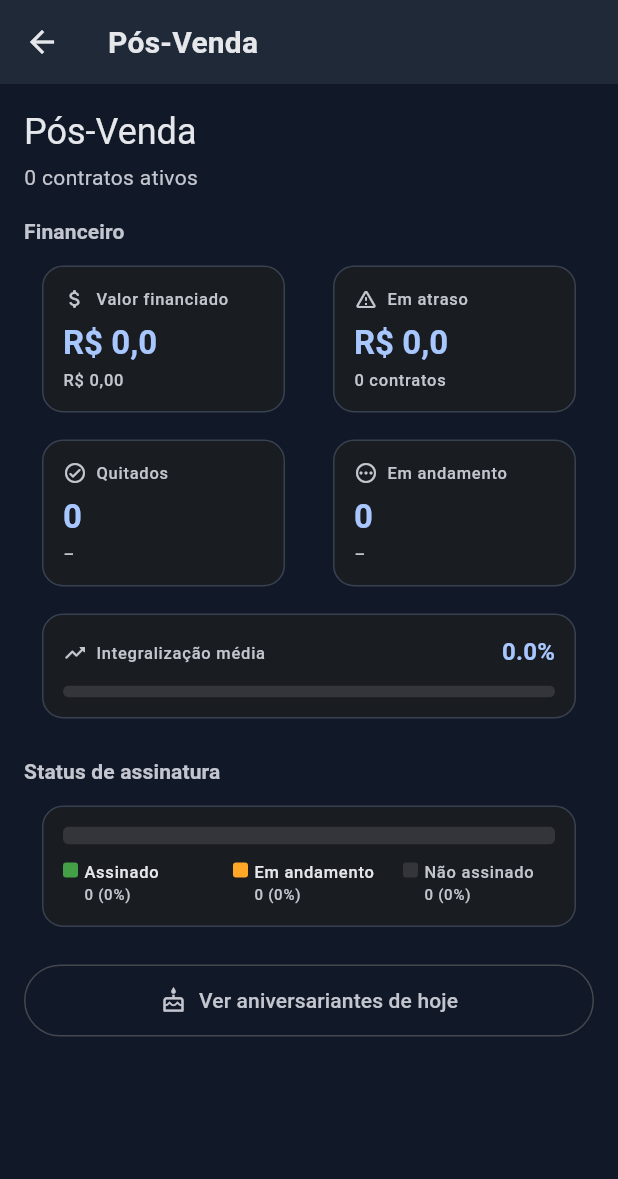
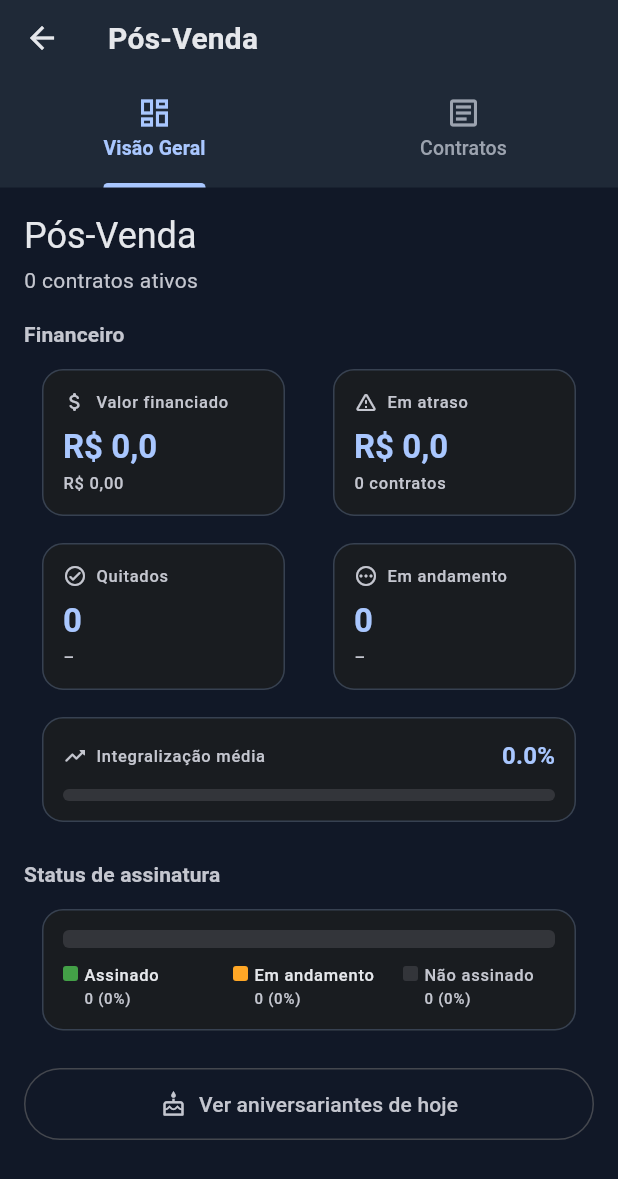
Before and after one commit to JeffHenriqueM/crm-pessoal, a Flutter app: the _PosVendaHomeScreen screen opened directly, on a phone screen of 412 x 824 dp. Shown: the top 1179 px of the screen. Run offline on Flutter 3.47's test engine with Material 3 defaults, Android fonts, the phone set to English and light mode, and no system bars; our stand-ins replace cloud_firestore, csv, firebase_auth, firebase_core, firebase_messaging, fl_chart and 7 more; missing offline and left inert: add_2_calendar, dart:html, dart:js_interop; accounts and stored records are empty.

Commit message:
refactor(pos-venda): contratos embutidos na tela de pós-venda + acesso pelo nav admin
- PosVendaScreen agora fica dentro de _PosVendaHomeScreen (DefaultTabController com abas Visão Geral + Contratos)
- Admin/super admin ganham item 'Pós-Venda' no nav lateral (ícone article)
- Perfil pós-venda mantém 1 item no nav com o mesmo ícone article
- Remove aba Pós-Venda do DashboardScreen (acesso agora pelo nav lateral)

Co-Authored-By: Claude Sonnet 4.6 <noreply@anthropic.com>

```diff
--- a/lib/screens/dashboard_screen.dart
+++ b/lib/screens/dashboard_screen.dart
@@ -8,7 +8,6 @@ import '../widgets/aba_captacao.dart';
 import '../widgets/aba_estatisticas.dart';
 import '../widgets/aba_financeiro.dart';
 import '../widgets/aba_motivos_perda.dart';
-import '../widgets/aba_pos_venda.dart';
 import '../widgets/aba_relatorios.dart';
 
 class DashboardScreen extends StatefulWidget {
@@ -56,7 +55,7 @@ class _DashboardScreenState extends State<DashboardScreen> {
     final isAdmin = _userProfile == 'admin' || _userProfile == 'super admin';
 
     return DefaultTabController(
-      length: isAdmin ? 7 : 1,
+      length: isAdmin ? 6 : 1,
       child: isAdmin ? _buildAdminDashboard() : _buildVendedorDashboard(),
     );
   }
@@ -78,7 +77,6 @@ class _DashboardScreenState extends State<DashboardScreen> {
             Tab(text: 'Estatísticas', icon: Icon(Icons.bar_chart_rounded)),
             Tab(text: 'Relatórios',   icon: Icon(Icons.analytics_outlined)),
             Tab(text: 'Perdas',       icon: Icon(Icons.person_off_outlined)),
-            Tab(text: 'Pós-Venda',    icon: Icon(Icons.dashboard_outlined)),
           ],
         ),
       ),
@@ -112,8 +110,6 @@ class _DashboardScreenState extends State<DashboardScreen> {
               AbaRelatorios(clientes: todos),
               // 5 — Perdas
               AbaMotivosPerda(clientes: todos),
-              // 6 — Pós-Venda
-              const AbaPosVenda(),
             ],
           );
         },
--- a/lib/widgets/main_shell.dart
+++ b/lib/widgets/main_shell.dart
@@ -88,6 +88,7 @@ class _MainShellState extends State<MainShell> {
         _NavItem(icon: Icons.handshake_outlined,       activeIcon: Icons.handshake_rounded,    label: 'Negociações'),
         _NavItem(icon: Icons.calendar_month_outlined,  activeIcon: Icons.calendar_month,       label: 'Agenda'),
         _NavItem(icon: Icons.campaign_outlined,        activeIcon: Icons.campaign,             label: 'Campanhas'),
+        _NavItem(icon: Icons.article_outlined,         activeIcon: Icons.article_rounded,      label: 'Pós-Venda'),
         _apresentacaoItem,
         _ticketsItem,
         _recepcaoItem,
@@ -105,11 +106,10 @@ class _MainShellState extends State<MainShell> {
         _recepcaoItem,
       ];
     }
-    // ── pós-venda: Dashboard KPIs + Contratos ────────────────────
+    // ── pós-venda: item único (contratos embutidos dentro) ────────
     if (_isPosVenda) {
       return const [
-        _NavItem(icon: Icons.dashboard_outlined,    activeIcon: Icons.dashboard_rounded,    label: 'Pós-Venda'),
-        _NavItem(icon: Icons.article_outlined,       activeIcon: Icons.article_rounded,      label: 'Contratos'),
+        _NavItem(icon: Icons.article_outlined, activeIcon: Icons.article_rounded, label: 'Pós-Venda'),
       ];
     }
     // ── financeiro: Dashboard primeiro ────────────────────────────
@@ -131,6 +131,7 @@ class _MainShellState extends State<MainShell> {
       NegociacoesScreen(userProfile: widget.userProfile, currentUserId: widget.currentUserId, currentUserName: widget.currentUserName),
       VendedorHomeScreen(currentUserId: widget.currentUserId, showAllVendedores: true),
       const CampanhasScreen(),
+      const _PosVendaHomeScreen(),
       const ApresentacaoScreen(),
       TicketsScreen(userProfile: widget.userProfile, currentUserId: widget.currentUserId, currentUserName: widget.currentUserName),
       const RecepcaoScreen(),
@@ -144,7 +145,6 @@ class _MainShellState extends State<MainShell> {
       const RecepcaoScreen(),
     ] else if (_isPosVenda) ...[
       const _PosVendaHomeScreen(),
-      const PosVendaScreen(),
     ] else ...[
       // financeiro: Dashboard primeiro
       const DashboardScreen(),
@@ -610,15 +610,33 @@ class _MainShellState extends State<MainShell> {
   }
 }
 
-// ── Tela home do perfil pós-venda ─────────────────────────────────────────────
+// ── Tela de Pós-Venda: visão geral (KPIs) + lista de contratos ───────────────
 class _PosVendaHomeScreen extends StatelessWidget {
   const _PosVendaHomeScreen();
 
   @override
   Widget build(BuildContext context) {
-    return Scaffold(
-      appBar: AppBar(title: const Text('Pós-Venda')),
-      body: const AbaPosVenda(),
+    return DefaultTabController(
+      length: 2,
+      child: Scaffold(
+        appBar: AppBar(
+          title: const Text('Pós-Venda'),
+          toolbarHeight: 50,
+          bottom: const TabBar(
+            indicatorWeight: 3,
+            tabs: [
+              Tab(text: 'Visão Geral', icon: Icon(Icons.dashboard_outlined)),
+              Tab(text: 'Contratos',   icon: Icon(Icons.article_outlined)),
+            ],
+          ),
+        ),
+        body: const TabBarView(
+          children: [
+            AbaPosVenda(),
+            PosVendaScreen(),
+          ],
+        ),
+      ),
     );
   }
 }
```
